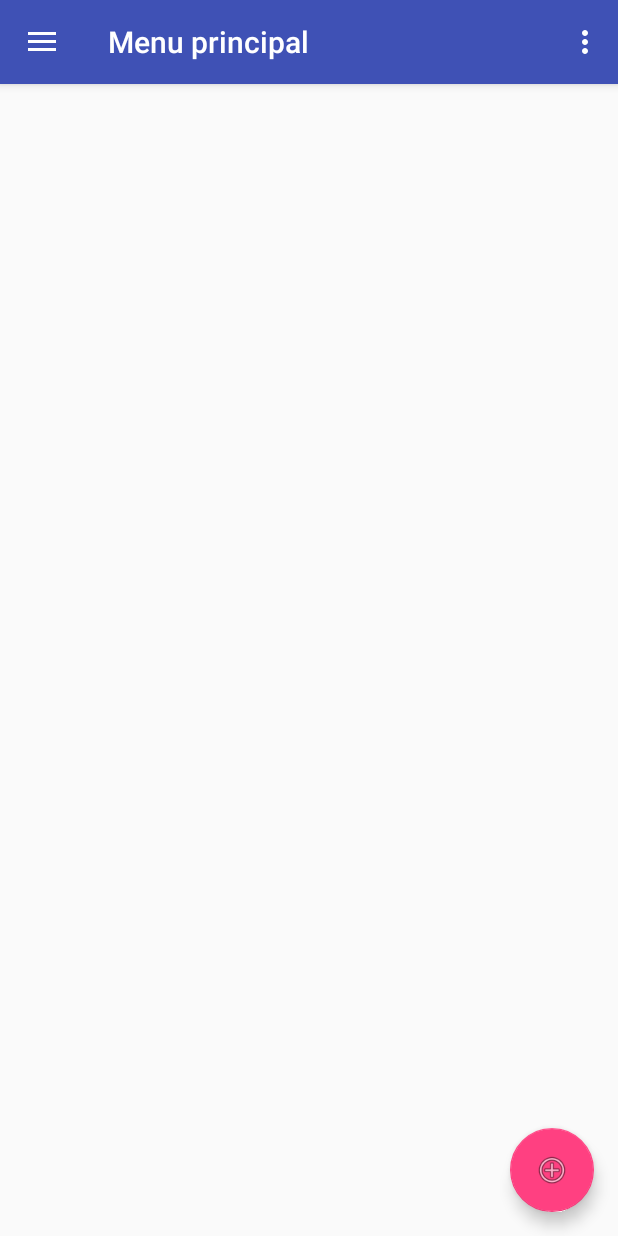
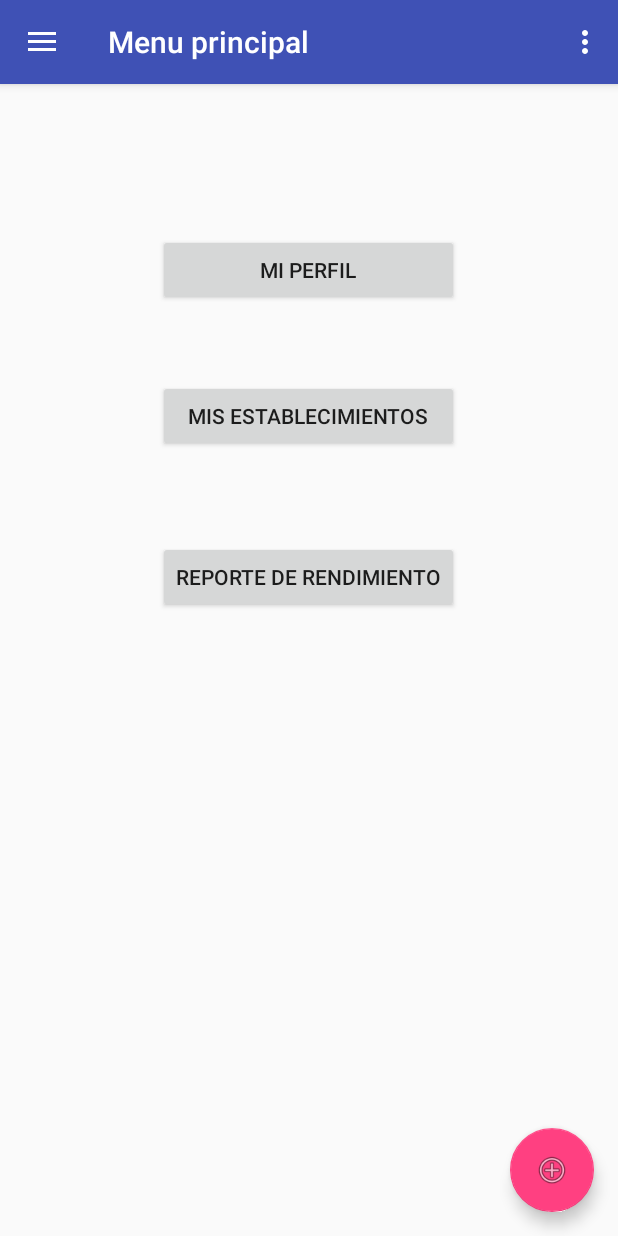
Before and after one commit to MinMiguelM/BR-App, an Android app: the IndexClientActivity screen opened directly, with no data from a screen before it, on a phone screen of 412 x 824 dp. Run offline under Robolectric (Android 15) with nearby library versions, the phone set to English and light mode, and no system bars; 1 statement that could not run was skipped.

Commit message:
creacion actividad perfil

```diff
--- a/app/src/main/AndroidManifest.xml
+++ b/app/src/main/AndroidManifest.xml
@@ -50,6 +50,10 @@
         <activity
             android:name="com.logicware.brapp.activities.IndexClientActivity"
             android:label="@string/title_activity_index_client"
+            android:theme="@style/AppTheme.NoActionBar" />
+        <activity
+            android:name="com.logicware.brapp.activities.ProfileActivity"
+            android:label="@string/title_activity_profile"
             android:theme="@style/AppTheme.NoActionBar"></activity>
     </application>
 
--- a/app/src/main/java/com/logicware/brapp/activities/IndexClientActivity.java
+++ b/app/src/main/java/com/logicware/brapp/activities/IndexClientActivity.java
@@ -13,6 +13,7 @@ import android.support.v7.widget.Toolbar;
 import android.view.Menu;
 import android.view.MenuItem;
 import android.view.View;
+import android.widget.Button;
 import android.widget.TextView;
 
 import com.example.asus.br.R;
@@ -26,7 +27,7 @@ public class IndexClientActivity extends AppCompatActivity
         implements NavigationView.OnNavigationItemSelectedListener {
 
     private User user;
-
+    private Button profile;
     /**
      * Nombre: onCreate
      * Entradas: Instancia del estado salvada
@@ -43,7 +44,23 @@ public class IndexClientActivity extends AppCompatActivity
         Toolbar toolbar = (Toolbar) findViewById(R.id.toolbar);
         setSupportActionBar(toolbar);
 
-        user = (User)getIntent().getExtras().getSerializable("user");
+        user = (User)getIntent().getExtras().getSerializable("cliente");
+
+        profile=(Button)findViewById(R.id.perfil);
+        profile.setOnClickListener(new View.OnClickListener() {
+            /**
+             * Nombre: onClick
+             * Entradas: la vista actual del componente
+             * Salidas: -
+             * Descripcion: es la encargada de darle funcionalidad al evento de dar clic
+             *              sobre el boton.
+             */
+            @Override
+            public void onClick(View v) {
+                Intent intent = new Intent(IndexClientActivity.this, ProfileActivity.class);
+                startActivity(intent);
+            }
+        });
 
         FloatingActionButton fab = (FloatingActionButton) findViewById(R.id.fab);
         fab.setOnClickListener(new View.OnClickListener() {
@@ -142,13 +159,11 @@ public class IndexClientActivity extends AppCompatActivity
         // Handle navigation view item clicks here.
         int id = item.getItemId();
 
-        if (id == R.id.nav_camera) {
+        if (id == R.id.nav_perfil) {
             // Handle the camera action
         } else if (id == R.id.nav_gallery) {
 
         } else if (id == R.id.nav_slideshow) {
-
-        } else if (id == R.id.nav_manage) {
 
         }
 
--- a/app/src/main/res/layout/content_index_client.xml
+++ b/app/src/main/res/layout/content_index_client.xml
@@ -12,4 +12,37 @@
     tools:context="com.logicware.brapp.activities.IndexClientActivity"
     tools:showIn="@layout/app_bar_index_client">
 
+    <Button
+        android:layout_width="wrap_content"
+        android:layout_height="wrap_content"
+        android:text="Mi perfil"
+        android:id="@+id/perfil"
+        android:layout_marginTop="84dp"
+        android:layout_alignParentTop="true"
+        android:layout_alignRight="@+id/button"
+        android:layout_alignEnd="@+id/button"
+        android:layout_alignLeft="@+id/button"
+        android:layout_alignStart="@+id/button" />
+
+    <Button
+        android:layout_width="wrap_content"
+        android:layout_height="wrap_content"
+        android:text="Mis establecimientos"
+        android:id="@+id/button"
+        android:layout_below="@+id/perfil"
+        android:layout_marginTop="49dp"
+        android:layout_alignLeft="@+id/button2"
+        android:layout_alignStart="@+id/button2"
+        android:layout_alignRight="@+id/button2"
+        android:layout_alignEnd="@+id/button2" />
+
+    <Button
+        android:layout_width="wrap_content"
+        android:layout_height="wrap_content"
+        android:text="Reporte de rendimiento"
+        android:id="@+id/button2"
+        android:layout_below="@+id/button"
+        android:layout_centerHorizontal="true"
+        android:layout_marginTop="59dp" />
+
 </RelativeLayout>
--- a/app/src/main/res/menu/activity_index_client_drawer.xml
+++ b/app/src/main/res/menu/activity_index_client_drawer.xml
@@ -3,9 +3,9 @@
 
     <group android:checkableBehavior="single">
         <item
-            android:id="@+id/nav_camera"
+            android:id="@+id/nav_perfil"
             android:icon="@drawable/ic_menu_camera"
-            android:title="Import" />
+            android:title="Mi perfil" />
         <item
             android:id="@+id/nav_gallery"
             android:icon="@drawable/ic_menu_gallery"
@@ -14,10 +14,6 @@
             android:id="@+id/nav_slideshow"
             android:icon="@drawable/ic_menu_slideshow"
             android:title="Slideshow" />
-        <item
-            android:id="@+id/nav_manage"
-            android:icon="@drawable/ic_menu_manage"
-            android:title="Tools" />
     </group>
 
 </menu>
--- a/app/src/main/res/values/strings.xml
+++ b/app/src/main/res/values/strings.xml
@@ -9,4 +9,5 @@
     <string name="title_activity_crear_cuenta_activity">Registro</string>
     <string name="title_activity_index_client">Menu principal</string>
     <string name="usernameLocal">%1$s</string>
+    <string name="title_activity_profile">Profile</string>
 </resources>
```
Also changed, not shown: app/src/main/java/com/logicware/brapp/activities/MainActivity.java (+5 -5 lines), app/src/main/java/com/logicware/brapp/activities/ProfileActivity.java (added, +31 -0 lines), app/src/main/res/layout/activity_profile.xml (added, +34 -0 lines), app/src/main/res/layout/content_profile.xml (added, +15 -0 lines), app/src/main/res/drawable/ciudad.jpg (added), 2 other files.
